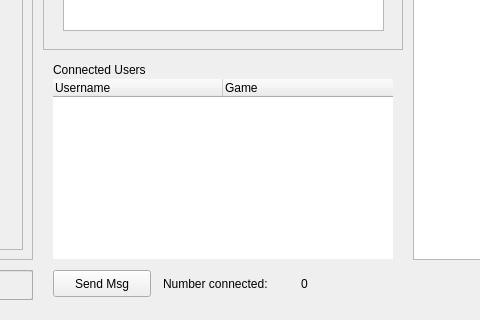
Qt form src/client/lobbywindow.ui (dc2011/td) before a commit; both pictures show x 277 to 757 and y 280 to 600 of the 1000 by 600 pixel window.
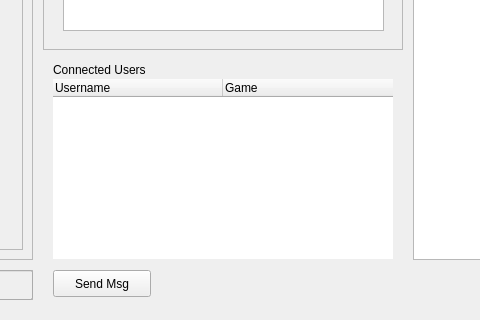
The same form after that commit.

Commit message: removed the number of clients

The edit to the form file:
```diff
--- a/src/client/lobbywindow.ui
+++ b/src/client/lobbywindow.ui
@@ -74,32 +74,6 @@
      <string>username</string>
     </property>
    </widget>
-   <widget class="QLabel" name="lblDisplayCount">
-    <property name="geometry">
-     <rect>
-      <x>578</x>
-      <y>555</y>
-      <width>16</width>
-      <height>17</height>
-     </rect>
-    </property>
-    <property name="text">
-     <string>0</string>
-    </property>
-   </widget>
-   <widget class="QLabel" name="lblCount">
-    <property name="geometry">
-     <rect>
-      <x>440</x>
-      <y>555</y>
-      <width>132</width>
-      <height>17</height>
-     </rect>
-    </property>
-    <property name="text">
-     <string>Number connected:</string>
-    </property>
-   </widget>
    <widget class="QCheckBox" name="chkSingleplayer">
     <property name="geometry">
      <rect>
```
Left out of the diff: 2 changed lines with no effect on the pictures.
